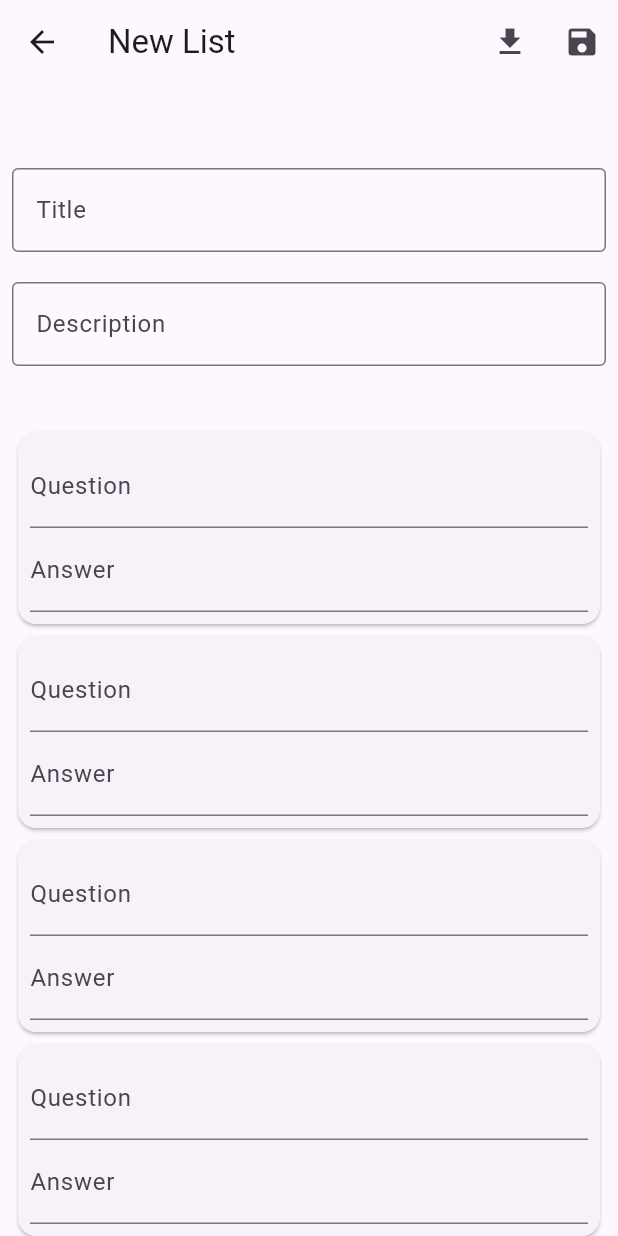
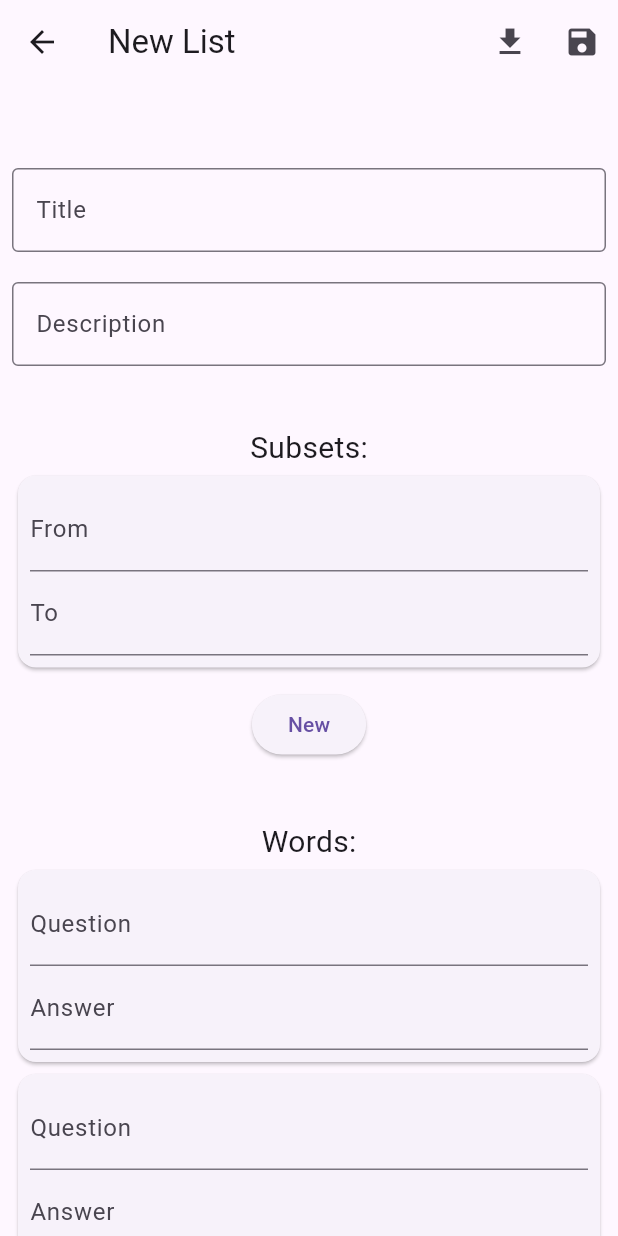
Before and after one commit to judemont/QuizFlow, a Flutter app: the VocEditorPage screen opened directly, on a phone screen of 412 x 824 dp. Run offline on Flutter 3.47's test engine with Material 3 defaults, Android fonts, the phone set to English and light mode, and no system bars; our stand-ins replace flip_card, share_plus, shared_preferences, sqflite, sqflite_common_ffi; missing offline and left inert: file_selector, flutter_archive; accounts and stored records are empty.

Commit message:
Implement Frontend for Subsets

```diff
--- /dev/null
+++ b/lib/widgets/dismissible_card.dart
@@ -0,0 +1,70 @@
+import 'package:flutter/material.dart';
+
+class DismissibleCard extends StatefulWidget {
+  final ValueNotifier<List<DismissibleCard>> editorCards;
+  final List<List<dynamic>> textControllers;
+  final Widget child;
+  final VoidCallback onItemRemoved;
+
+  const DismissibleCard({
+    super.key,
+    required this.editorCards,
+    this.textControllers = const [
+      [null]
+    ],
+    required this.child,
+    required this.onItemRemoved,
+  });
+
+  @override
+  State<DismissibleCard> createState() => _DismissibleCardState();
+}
+
+class _DismissibleCardState extends State<DismissibleCard> {
+  void removeEditorCards(int index) {
+    if (index >= 0 && index < widget.editorCards.value.length) {
+      widget.editorCards.value = List.from(widget.editorCards.value)
+        ..removeAt(index);
+    }
+  }
+
+  @override
+  Widget build(BuildContext context) {
+    return Dismissible(
+      direction: DismissDirection.endToStart,
+      onDismissed: (DismissDirection direction) {
+        print('Dismissed with direction $direction');
+
+        setState(() {
+          if (widget.textControllers !=
+              [
+                [null]
+              ]) {
+            widget.textControllers
+                .removeAt(widget.editorCards.value.indexOf(widget));
+          }
+
+          widget.editorCards.value = List.from(widget.editorCards.value)
+            ..remove(widget);
+          widget.onItemRemoved();
+        });
+      },
+      // confirmDismiss:
+      //     (DismissDirection direction) async {
+      //   return false;
+      // },
+      background: const ColoredBox(
+        color: Colors.red,
+        child: Align(
+          alignment: Alignment.centerRight,
+          child: Padding(
+            padding: EdgeInsets.all(16.0),
+            child: Icon(Icons.delete, color: Colors.white),
+          ),
+        ),
+      ),
+      key: UniqueKey(),
+      child: widget.child,
+    );
+  }
+}
--- /dev/null
+++ b/lib/widgets/subset_editor_card.dart
@@ -0,0 +1,286 @@
+import 'package:flutter/material.dart';
+import 'package:quizflow/widgets/dismissible_card.dart';
+import 'package:quizflow/widgets/word_editor_card.dart';
+
+// ignore: must_be_immutable
+class SubsetEditorCard extends StatefulWidget {
+  final ValueNotifier<List<DismissibleCard>> wordEditorCardsNotifier;
+  int from;
+  int to;
+
+  SubsetEditorCard(
+      {super.key,
+      required this.wordEditorCardsNotifier,
+      required this.from,
+      required this.to});
+
+  @override
+  State<SubsetEditorCard> createState() => _SubsetEditorCardState();
+}
+
+class _SubsetEditorCardState extends State<SubsetEditorCard> {
+  bool isFromSelected = false;
+  bool isToSelected = false;
+
+  @override
+  Widget build(BuildContext context) {
+    return ValueListenableBuilder<List<DismissibleCard>>(
+        valueListenable: widget.wordEditorCardsNotifier,
+        builder: (context, wordEditorCards, child) {
+          return Card(
+              child: Padding(
+                  padding: const EdgeInsets.all(8.0),
+                  child: Column(
+                    children: [
+                      Autocomplete<String>(
+                        optionsBuilder:
+                            (TextEditingValue textEditingValue) async {
+                          if (textEditingValue.text.isEmpty ||
+                              widget.wordEditorCardsNotifier.value.isEmpty) {
+                            return const Iterable<String>.empty();
+                          }
+
+                          return widget.wordEditorCardsNotifier.value.map((e) {
+                            if (e.child is WordEditorCard &&
+                                (e.child as WordEditorCard)
+                                    .questionController
+                                    .text
+                                    .isNotEmpty &&
+                                (e.child as WordEditorCard)
+                                    .answerController
+                                    .text
+                                    .isNotEmpty) {
+                              return (e.child as WordEditorCard)
+                                  .questionController
+                                  .text;
+                            }
+                          }).where((String? option) {
+                            return option != null &&
+                                option.isNotEmpty &&
+                                (widget.to == -1 ||
+                                    widget.wordEditorCardsNotifier.value
+                                            .indexWhere((element) {
+                                          if (element.child is WordEditorCard) {
+                                            return (element.child
+                                                        as WordEditorCard)
+                                                    .questionController
+                                                    .text
+                                                    .toLowerCase() ==
+                                                option.toLowerCase();
+                                          } else {
+                                            return false;
+                                          }
+                                        }) <
+                                        widget.to) &&
+                                option.toLowerCase().contains(
+                                    textEditingValue.text.toLowerCase());
+                          }).cast<String>();
+                        },
+                        onSelected: (String selection) {
+                          setState(() {
+                            widget.from = widget.wordEditorCardsNotifier.value
+                                .indexWhere((element) {
+                              if (element.child is WordEditorCard) {
+                                return (element.child as WordEditorCard)
+                                        .questionController
+                                        .text ==
+                                    selection;
+                              } else {
+                                return false;
+                              }
+                            });
+                            isFromSelected = true;
+                          });
+                        },
+                        fieldViewBuilder: (BuildContext context,
+                            TextEditingController textEditingController,
+                            FocusNode focusNode,
+                            VoidCallback onFieldSubmitted) {
+                          if (widget.from != -1 &&
+                              widget.wordEditorCardsNotifier.value[widget.from]
+                                  .child is WordEditorCard) {
+                            if (textEditingController.text != "" &&
+                                (widget
+                                            .wordEditorCardsNotifier
+                                            .value[widget.from]
+                                            .child as WordEditorCard)
+                                        .questionController
+                                        .text !=
+                                    textEditingController.text) {
+                              widget.from = -1;
+                              widget.to -= 1;
+                              textEditingController.clear();
+                            } else {
+                              textEditingController.text = (widget
+                                      .wordEditorCardsNotifier
+                                      .value[widget.from]
+                                      .child as WordEditorCard)
+                                  .questionController
+                                  .text;
+                            }
+                          }
+
+                          focusNode.addListener(() {
+                            if (!focusNode.hasFocus) {
+                              if (!isFromSelected) {
+                                if (widget.from != -1 &&
+                                    widget
+                                        .wordEditorCardsNotifier
+                                        .value[widget.from]
+                                        .child is WordEditorCard) {
+                                  if (textEditingController.text != "") {
+                                    textEditingController.text = (widget
+                                            .wordEditorCardsNotifier
+                                            .value[widget.from]
+                                            .child as WordEditorCard)
+                                        .questionController
+                                        .text;
+                                  } else {
+                                    widget.from = -1;
+                                  }
+                                } else {
+                                  textEditingController.clear();
+                                }
+                              }
+                              isFromSelected = false;
+                            }
+                          });
+
+                          return TextField(
+                            controller: textEditingController,
+                            focusNode: focusNode,
+                            decoration: const InputDecoration(
+                              border: UnderlineInputBorder(),
+                              labelText: 'From',
+                            ),
+                          );
+                        },
+                      ),
+                      Autocomplete<String>(
+                        optionsBuilder:
+                            (TextEditingValue textEditingValue) async {
+                          if (textEditingValue.text.isEmpty) {
+                            return const Iterable<String>.empty();
+                          }
+
+                          return widget.wordEditorCardsNotifier.value.map((e) {
+                            if (e.child is WordEditorCard &&
+                                (e.child as WordEditorCard)
+                                    .questionController
+                                    .text
+                                    .isNotEmpty &&
+                                (e.child as WordEditorCard)
+                                    .answerController
+                                    .text
+                                    .isNotEmpty) {
+                              return (e.child as WordEditorCard)
+                                  .questionController
+                                  .text;
+                            }
+                          }).where((String? option) {
+                            return option != null &&
+                                option.isNotEmpty &&
+                                widget.wordEditorCardsNotifier.value
+                                        .indexWhere((element) {
+                                      if (element.child is WordEditorCard) {
+                                        return (element.child as WordEditorCard)
+                                                .questionController
+                                                .text
+                                                .toLowerCase() ==
+                                            option.toLowerCase();
+                                      } else {
+                                        return false;
+                                      }
+                                    }) >
+                                    widget.from &&
+                                option.toLowerCase().contains(
+                                    textEditingValue.text.toLowerCase());
+                          }).cast<String>();
+                        },
+                        onSelected: (String selection) {
+                          setState(() {
+                            widget.to = widget.wordEditorCardsNotifier.value
+                                .indexWhere((element) {
+                              if (element.child is WordEditorCard) {
+                                return (element.child as WordEditorCard)
+                                        .questionController
+                                        .text ==
+                                    selection;
+                              } else {
+                                return false;
+                              }
+                            });
+                            isToSelected = true;
+                          });
+                        },
+                        fieldViewBuilder: (BuildContext context,
+                            TextEditingController textEditingController,
+                            FocusNode focusNode,
+                            VoidCallback onFieldSubmitted) {
+                          if (widget.to != -1 &&
+                              widget.to <
+                                  widget.wordEditorCardsNotifier.value.length &&
+                              widget.wordEditorCardsNotifier.value[widget.to]
+                                  .child is WordEditorCard) {
+                            if (textEditingController.text != "" &&
+                                (widget.wordEditorCardsNotifier.value[widget.to]
+                                            .child as WordEditorCard)
+                                        .questionController
+                                        .text !=
+                                    textEditingController.text) {
+                              widget.to = -1;
+                              textEditingController.clear();
+                            } else {
+                              textEditingController.text = (widget
+                                      .wordEditorCardsNotifier
+                                      .value[widget.to]
+                                      .child as WordEditorCard)
+                                  .questionController
+                                  .text;
+                            }
+                          } else {
+                            widget.to = -1;
+                            textEditingController.clear();
+                          }
+
+                          focusNode.addListener(() {
+                            if (!focusNode.hasFocus) {
+                              if (!isToSelected) {
+                                if (widget.to != -1 &&
+                                    widget
+                                        .wordEditorCardsNotifier
+                                        .value[widget.to]
+                                        .child is WordEditorCard) {
+                                  if (textEditingController.text != "") {
+                                    textEditingController.text = (widget
+                                            .wordEditorCardsNotifier
+                                            .value[widget.to]
+                                            .child as WordEditorCard)
+                                        .questionController
+                                        .text;
+                                  } else {
+                                    widget.to = -1;
+                                  }
+                                } else {
+                                  textEditingController.clear();
+                                }
+                              }
+                              isToSelected = false;
+                            }
+                          });
+
+                          return TextField(
+                            controller: textEditingController,
+                            focusNode: focusNode,
+                            decoration: const InputDecoration(
+                              border: UnderlineInputBorder(),
+                              labelText: 'To',
+                            ),
+                          );
+                        },
+                      ),
+                    ],
+                  )));
+        });
+  }
+}
--- a/lib/widgets/voc_details_page.dart
+++ b/lib/widgets/voc_details_page.dart
@@ -1,4 +1,5 @@
 import 'package:flutter/material.dart';
+import 'package:quizflow/models/subset.dart';
 import 'package:quizflow/models/voc.dart';
 import 'package:quizflow/models/word.dart';
 import 'package:quizflow/pages_layout.dart';
@@ -6,6 +7,7 @@ import 'package:quizflow/utilities/database.dart';
 import 'package:quizflow/utilities/utils.dart';
 import 'package:quizflow/widgets/flashcards_page.dart';
 import 'package:quizflow/widgets/home_page.dart';
+import 'package:quizflow/widgets/subset_card.dart';
 import 'package:quizflow/widgets/voc_editor_page.dart';
 import 'package:quizflow/widgets/word_card.dart';
 import 'package:quizflow/widgets/write_page.dart';
@@ -20,6 +22,7 @@ class VocDetailsPage extends StatefulWidget {
 
 class _VocDetailsPageState extends State<VocDetailsPage> {
   List<Word> words = [];
+  List<Subset> subsets = [];
 
   Future<void> loadWords() async {
     DatabaseService.getWordsFromVoc(widget.voc.id!).then((value) {
@@ -29,9 +32,18 @@ class _VocDetailsPageState extends State<VocDetailsPage> {
     });
   }
 
+  Future<void> loadSubsets() async {
+    DatabaseService.getSubsetsFromVoc(widget.voc.id!).then((value) {
+      setState(() {
+        subsets = value;
+      });
+    });
+  }
+
   @override
   void initState() {
     loadWords();
+    loadSubsets();
     super.initState();
   }
 
@@ -71,6 +83,7 @@ class _VocDetailsPageState extends State<VocDetailsPage> {
                 MaterialPageRoute(
                     builder: (context) => VocEditorPage(
                           initialVoc: widget.voc,
+                          initialSubsets: subsets,
                           initialWords: words,
                         )),
               );
@@ -138,6 +151,20 @@ class _VocDetailsPageState extends State<VocDetailsPage> {
               ),
               const SizedBox(height: 30),
               const Text(
+                "Subsets:",
+                style: TextStyle(fontSize: 20),
+              ),
+              ListView.builder(
+                  shrinkWrap: true,
+                  physics: const NeverScrollableScrollPhysics(),
+                  itemCount: subsets.length,
+                  itemBuilder: (context, index) {
+                    return SubsetCard(
+                        words: words.sublist(subsets[index].from ?? 0,
+                            (subsets[index].to ?? words.length - 1) + 1));
+                  }),
+              const SizedBox(height: 30),
+              const Text(
                 "Words:",
                 style: TextStyle(fontSize: 20),
               ),
--- a/lib/widgets/voc_editor_page.dart
+++ b/lib/widgets/voc_editor_page.dart
@@ -2,17 +2,22 @@ import 'dart:convert';
 
 import 'package:file_selector/file_selector.dart';
 import 'package:flutter/material.dart';
+import 'package:quizflow/models/subset.dart';
 import 'package:quizflow/models/voc.dart';
 import 'package:quizflow/models/word.dart';
 import 'package:quizflow/pages_layout.dart';
 import 'package:quizflow/utilities/database.dart';
+import 'package:quizflow/widgets/dismissible_card.dart';
 import 'package:quizflow/widgets/home_page.dart';
+import 'package:quizflow/widgets/subset_editor_card.dart';
 import 'package:quizflow/widgets/word_editor_card.dart';
 
 class VocEditorPage extends StatefulWidget {
+  final List<Subset>? initialSubsets;
   final List<Word>? initialWords;
   final Voc? initialVoc;
-  const VocEditorPage({super.key, this.initialWords, this.initialVoc});
+  const VocEditorPage(
+      {super.key, this.initialWords, this.initialVoc, this.initialSubsets});
 
   @override
   State<VocEditorPage> createState() => _VocEditorPageState();
@@ -22,42 +27,25 @@ class _VocEditorPageState extends State<VocEditorPage> {
   final newVocFormKey = GlobalKey<FormState>();
   String title = "";
   String description = "";
-  List<Widget> wordsCards = [];
+  ValueNotifier<List<DismissibleCard>> wordsCards = ValueNotifier([]);
+  ValueNotifier<List<DismissibleCard>> subsetsCards = ValueNotifier([]);
   List<List<TextEditingController>> wordsControllers = [];
   TextEditingController titleController = TextEditingController();
   TextEditingController descriptionController = TextEditingController();
 
-  void newCard({Word? initialWord}) {
+  void newWordCard({Word? initialWord}) {
     setState(() {
       TextEditingController questionController =
           TextEditingController(text: initialWord?.word ?? "");
       TextEditingController answerController =
           TextEditingController(text: initialWord?.answer ?? "");
 
-      int wordIndex = wordsControllers.length + 1;
-
-      wordsCards.add(Dismissible(
-        direction: DismissDirection.endToStart,
-        onDismissed: (DismissDirection direction) {
-          print('Dismissed with direction $direction');
-          print(answerController.text);
-          wordsControllers.removeAt(wordIndex);
+      wordsCards.value.add(DismissibleCard(
+        editorCards: wordsCards,
+        textControllers: wordsControllers,
+        onItemRemoved: () {
+          setState(() {});
         },
-        // confirmDismiss:
-        //     (DismissDirection direction) async {
-        //   return false;
-        // },
-        background: const ColoredBox(
-          color: Colors.red,
-          child: Align(
-            alignment: Alignment.centerRight,
-            child: Padding(
-              padding: EdgeInsets.all(16.0),
-              child: Icon(Icons.delete, color: Colors.white),
-            ),
-          ),
-        ),
-        key: UniqueKey(),
         child: WordEditorCard(
           questionController: questionController,
           answerController: answerController,
@@ -65,6 +53,25 @@ class _VocEditorPageState extends State<VocEditorPage> {
       ));
 
       wordsControllers.add([questionController, answerController]);
+    });
+  }
+
+  void newSubsetCard({Subset? initialSubset}) {
+    setState(() {
+      int from = initialSubset?.from ?? -1;
+      int to = initialSubset?.to ?? -1;
+
+      subsetsCards.value.add(DismissibleCard(
+        editorCards: subsetsCards,
+        onItemRemoved: () {
+          setState(() {});
+        },
+        child: SubsetEditorCard(
+          wordEditorCardsNotifier: wordsCards,
+          from: from,
+          to: to,
+        ),
+      ));
     });
   }
 
@@ -96,6 +103,22 @@ class _VocEditorPageState extends State<VocEditorPage> {
             answer: wordsControllers[i][1].text));
       }
     }
+    if (widget.initialSubsets != null) {
+      // TO BE FIXED !;
+      print("updates subsets");
+      await DatabaseService.removeSubsetsFromVoc(vocId);
+    }
+    for (int i = 0; i < subsetsCards.value.length; i++) {
+      print(subsetsCards.value[i]);
+      if (subsetsCards.value[i].child is SubsetEditorCard &&
+          (subsetsCards.value[i].child as SubsetEditorCard).from != -1 &&
+          (subsetsCards.value[i].child as SubsetEditorCard).to != -1) {
+        await DatabaseService.createSubset(Subset(
+            vocId: vocId,
+            from: (subsetsCards.value[i].child as SubsetEditorCard).from,
+            to: (subsetsCards.value[i].child as SubsetEditorCard).to));
+      }
+    }
     return;
   }
 
@@ -109,11 +132,22 @@ class _VocEditorPageState extends State<VocEditorPage> {
     if (widget.initialWords != null) {
       print("BBBAA");
       for (Word word in widget.initialWords!) {
-        newCard(initialWord: word);
+        newWordCard(initialWord: word);
       }
     } else {
-      for (var i = 0; i < 4; i++) {
-        newCard();
+      for (var i = 0; i < 3; i++) {
+        newWordCard();
+      }
+    }
+
+    if (widget.initialSubsets != null) {
+      print("BBBAA");
+      for (Subset subset in widget.initialSubsets!) {
+        newSubsetCard(initialSubset: subset);
+      }
+    } else {
+      for (var i = 0; i < 1; i++) {
+        newSubsetCard();
       }
     }
     super.initState();
@@ -133,7 +167,10 @@ class _VocEditorPageState extends State<VocEditorPage> {
       Map<String, dynamic> data = jsonDecode(backupContent);
 
       for (var word in data["words"]) {
-        newCard(initialWord: Word.fromMap(word));
+        newWordCard(initialWord: Word.fromMap(word));
+      }
+      for (var subset in data["subsets"]) {
+        newSubsetCard(initialSubset: Subset.fromMap(subset));
       }
       titleController.text = data["title"];
       descriptionController.text = data["description"];
@@ -215,15 +252,37 @@ class _VocEditorPageState extends State<VocEditorPage> {
                   const SizedBox(height: 40),
                   Column(
                     children: [
+                      const Text(
+                        "Subsets:",
+                        style: TextStyle(fontSize: 20),
+                      ),
                       Column(
-                        children: wordsCards,
+                        children: subsetsCards.value,
                       ),
                       const SizedBox(
-                        height: 20,
+                        height: 10,
                       ),
                       ElevatedButton(
                           onPressed: () {
-                            newCard();
+                            newSubsetCard();
+                          },
+                          child: const Text("New")),
+                      const SizedBox(
+                        height: 40,
+                      ),
+                      const Text(
+                        "Words:",
+                        style: TextStyle(fontSize: 20),
+                      ),
+                      Column(
+                        children: wordsCards.value,
+                      ),
+                      const SizedBox(
+                        height: 10,
+                      ),
+                      ElevatedButton(
+                          onPressed: () {
+                            newWordCard();
                           },
                           child: const Text("New"))
                     ],
```
Also changed, not shown: lib/widgets/subset_card.dart (added, +60 -0 lines).
